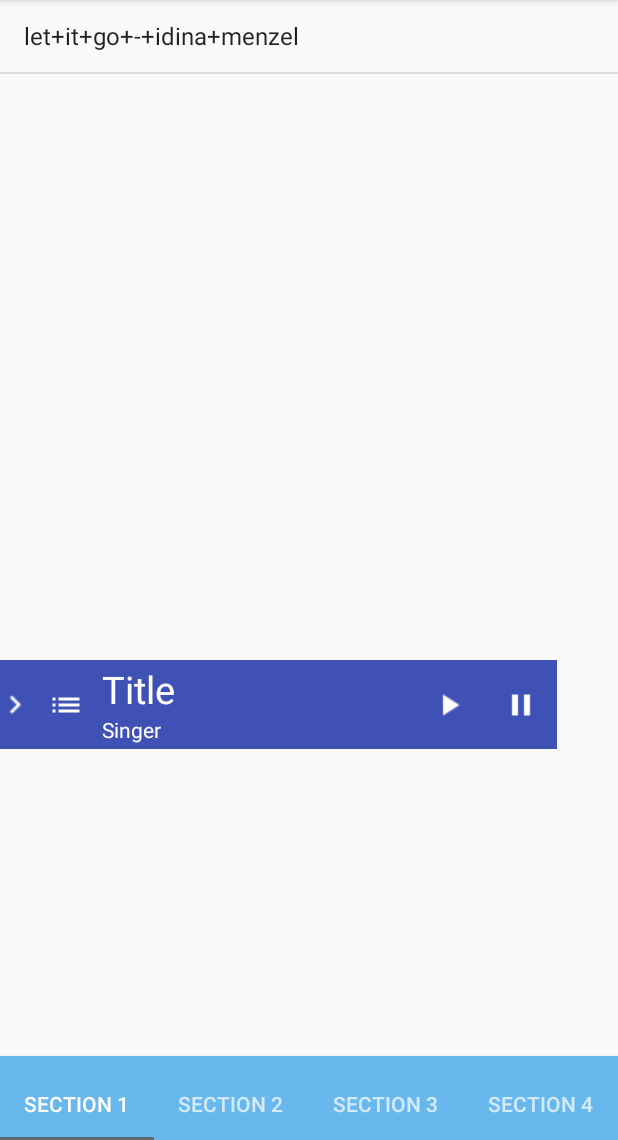
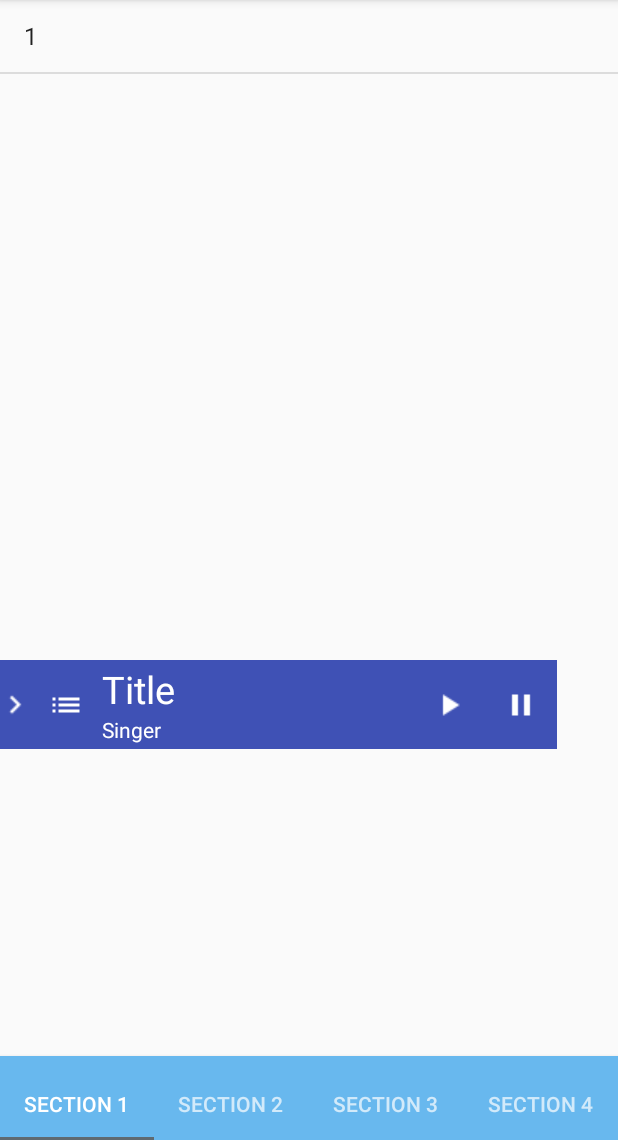
Before and after one commit to dlwngml0504/Project3, an Android app: the Tab1Fragment screen opened directly, with no data from a screen before it, on a phone screen of 412 x 824 dp, the part 96-1236 px from its top. Run offline under Robolectric (Android 15) with nearby library versions, the light colour scheme and no system bars; libraries missing offline, so code that uses them is left out: com.amazonaws, com.amazonaws.auth, com.amazonaws.services, com.loopj.android, cz.msebera.android.

Commit message:
ㅁㄴㅇㄹ

```diff
--- a/app/src/main/java/com/example/q/soundcloud/Tab1Fragment.java
+++ b/app/src/main/java/com/example/q/soundcloud/Tab1Fragment.java
@@ -15,12 +15,14 @@ import android.widget.ListView;
 import android.widget.ProgressBar;
 import android.widget.Toast;
 
-import org.json.JSONArray;
-import org.json.JSONException;
+import com.loopj.android.http.AsyncHttpClient;
+import com.loopj.android.http.RequestParams;
+import com.loopj.android.http.TextHttpResponseHandler;
 
 import java.io.IOException;
 import java.util.ArrayList;
-import java.util.MissingFormatArgumentException;
+
+import cz.msebera.android.httpclient.Header;
 
 public class Tab1Fragment  extends Fragment {
 
@@ -66,12 +68,13 @@ public class Tab1Fragment  extends Fragment {
         musicList = (ListView) view.findViewById(R.id.musiclist);
 
         final LinearLayout menu = (LinearLayout) view.findViewById(R.id.menu);
+        music_list.add("1");
 
-
-        MusicSearch musicsearch = new MusicSearch(getActivity().getApplicationContext()){
+       /*MusicSearch musicsearch = new MusicSearch(getActivity().getApplicationContext()){
             @Override
             protected void onPostExecute(String result) {
                 super.onPostExecute(result);
+                music_list = new ArrayList<>();
                 //music_list = new ArrayList<>();
                 try {
                     JSONArray ja = new JSONArray(result);
@@ -82,10 +85,11 @@ public class Tab1Fragment  extends Fragment {
                 } catch (JSONException e) {
                     e.printStackTrace();
                 }
+                FragmentTransaction ft = getFragmentManager().beginTransaction();
+                ft.detach(Tab1Fragment.this).attach(Tab1Fragment.this).commit();
             }
         };
-        musicsearch.execute("http://143.248.47.56:1337","all");
-        music_list.add("let+it+go+-+idina+menzel");
+        musicsearch.execute("http://143.248.47.56:1337","all");*/
 
         adapter = new ArrayAdapter<>(getContext(), android.R.layout.simple_list_item_1, music_list);
 
@@ -95,7 +99,20 @@ public class Tab1Fragment  extends Fragment {
             public void onItemClick(AdapterView parent, View v, int position, long id) {
                 String title = adapter.getItem(position);
                 Toast.makeText(getContext(), "Play  " + title, Toast.LENGTH_SHORT).show();
-                startStreamingAudio(title);
+                AsyncHttpClient client = new AsyncHttpClient();
+                RequestParams params = new RequestParams();
+                client.get("http://143.248.48.39:8080/getmusic/" + title, new TextHttpResponseHandler() {
+                    @Override
+                    public void onFailure(int statusCode, Header[] headers, String responseString, Throwable throwable) {
+
+                    }
+
+                    @Override
+                    public void onSuccess(int statusCode, Header[] headers, String responseString) {
+                        Log.e("URL123", responseString);
+                        startStreamingAudio(responseString);
+                    }
+                });
             }
         });
 
@@ -130,7 +147,6 @@ public class Tab1Fragment  extends Fragment {
                 isPlaying = !isPlaying;
             }});
 
-
         return view;
     }
 
```
